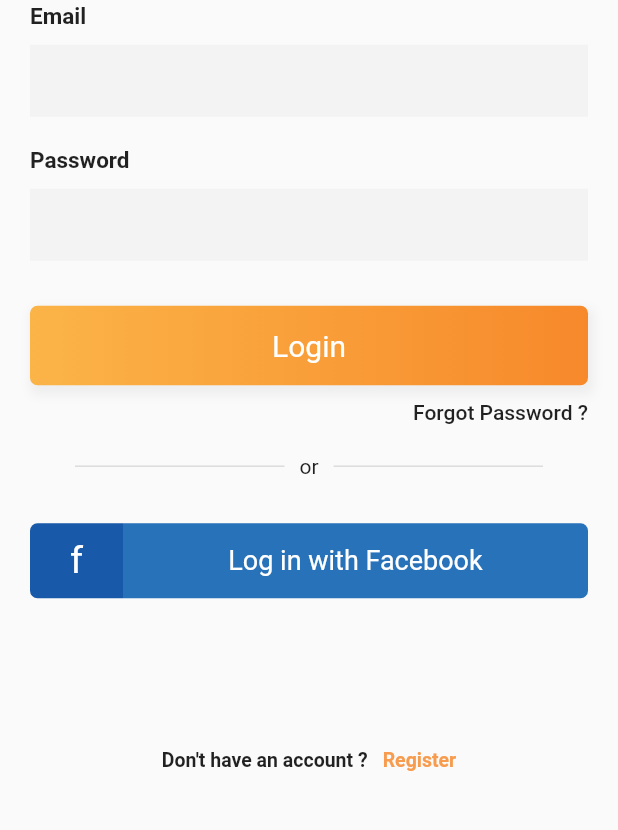
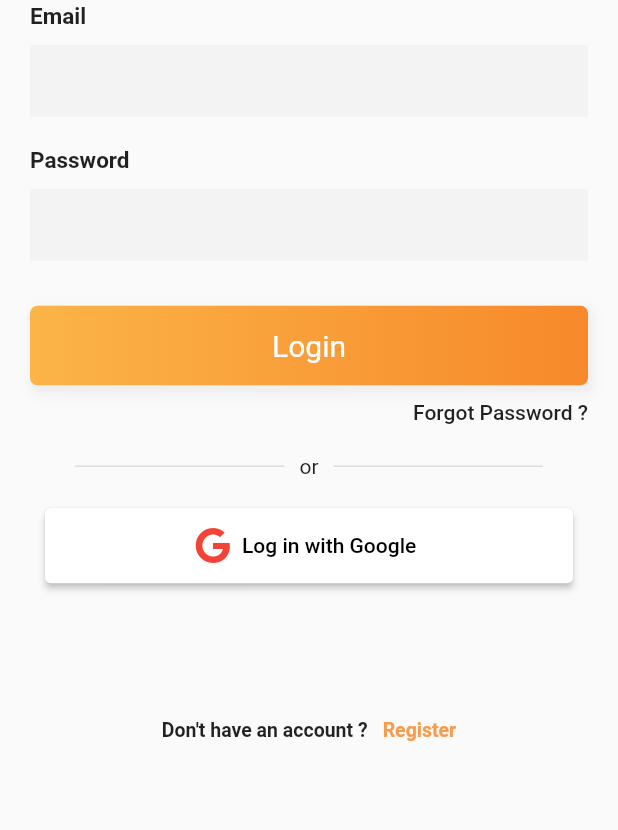
Before and after one commit to abdialidrus/food-recipe-app, a Flutter app: the LoginPage screen opened directly, on a phone screen of 412 x 824 dp, the part 387-1217 px from its top. Run offline on Flutter 3.47's test engine with Material 2 defaults, Android fonts, the phone set to English and light mode, and no system bars; our stand-ins replace bloc, cached_network_image, dartz, equatable, firebase_auth, firebase_core and 7 more; missing offline and left inert: data_connection_checker_tv, firebase_auth_web, firebase_core_web, flutter_session_manager, google_sign_in_web, shared_preferences_web; accounts and stored records are empty.

Commit message:
implement google auth and firbase auth

```diff
--- a/lib/features/login/presentation/pages/login.dart
+++ b/lib/features/login/presentation/pages/login.dart
@@ -1,5 +1,9 @@
 import 'package:flutter/material.dart';
+import 'package:font_awesome_flutter/font_awesome_flutter.dart';
 import 'package:food_recipe/features/login/presentation/widget/bezier_container.dart';
+import 'package:provider/provider.dart';
+
+import '../../google_sign_in.dart';
 
 class LoginPage extends StatefulWidget {
   const LoginPage({Key? key}) : super(key: key);
@@ -113,50 +117,46 @@ class _LoginPageState extends State<LoginPage> {
     );
   }
 
+  Widget _googleButton() {
+    return Container(
+      height: 50,
+      margin: const EdgeInsets.symmetric(vertical: 10, horizontal: 10),
+      decoration: const BoxDecoration(
+        borderRadius: BorderRadius.all(Radius.circular(10)),
+      ),
+      child: ElevatedButton.icon(
+        style: ElevatedButton.styleFrom(
+          primary: Colors.white,
+          onPrimary: Colors.black,
+          minimumSize: const Size(double.infinity, 50),
+        ),
+        icon: const FaIcon(FontAwesomeIcons.google, color: Colors.red),
+        label: const Text('Log in with Google'),
+        onPressed: () {
+          final provider =
+              Provider.of<GoogleSignInProvider>(context, listen: false);
+          provider.googleLogin();
+        },
+      ),
+    );
+  }
+
   Widget _facebookButton() {
     return Container(
       height: 50,
-      margin: const EdgeInsets.symmetric(vertical: 20),
+      margin: const EdgeInsets.symmetric(vertical: 10, horizontal: 10),
       decoration: const BoxDecoration(
         borderRadius: BorderRadius.all(Radius.circular(10)),
       ),
-      child: Row(
-        children: <Widget>[
-          Expanded(
-            flex: 1,
-            child: Container(
-              decoration: const BoxDecoration(
-                color: Color(0xff1959a9),
-                borderRadius: BorderRadius.only(
-                    bottomLeft: Radius.circular(5),
-                    topLeft: Radius.circular(5)),
-              ),
-              alignment: Alignment.center,
-              child: const Text('f',
-                  style: TextStyle(
-                      color: Colors.white,
-                      fontSize: 25,
-                      fontWeight: FontWeight.w400)),
-            ),
-          ),
-          Expanded(
-            flex: 5,
-            child: Container(
-              decoration: const BoxDecoration(
-                color: Color(0xff2872ba),
-                borderRadius: BorderRadius.only(
-                    bottomRight: Radius.circular(5),
-                    topRight: Radius.circular(5)),
-              ),
-              alignment: Alignment.center,
-              child: const Text('Log in with Facebook',
-                  style: TextStyle(
-                      color: Colors.white,
-                      fontSize: 18,
-                      fontWeight: FontWeight.w400)),
-            ),
-          ),
-        ],
+      child: ElevatedButton.icon(
+        style: ElevatedButton.styleFrom(
+          primary: Colors.white,
+          onPrimary: Colors.black,
+          minimumSize: const Size(double.infinity, 50),
+        ),
+        icon: const FaIcon(FontAwesomeIcons.facebook, color: Colors.blue),
+        label: const Text('Log in with Facebook'),
+        onPressed: () {},
       ),
     );
   }
@@ -254,7 +254,8 @@ class _LoginPageState extends State<LoginPage> {
                               fontSize: 14, fontWeight: FontWeight.w500)),
                     ),
                     _divider(),
-                    _facebookButton(),
+                    //_facebookButton(),
+                    _googleButton(),
                     SizedBox(height: height * .055),
                     _createAccountLabel(),
                   ],
--- a/pubspec.yaml
+++ b/pubspec.yaml
@@ -26,6 +26,7 @@ dependencies:
   hive_flutter: ^1.1.0
   http: ^0.13.4
   path_provider: ^2.0.7
+  provider: ^6.0.1
   shared_preferences: ^2.0.8
 
 dev_dependencies:
```
Also changed, not shown: lib/features/login/google_sign_in.dart (added, +37 -0 lines), lib/features/login/presentation/pages/home_page.dart (added, +27 -0 lines), lib/features/login/presentation/pages/logged_in_widget.dart (added, +57 -0 lines), lib/main.dart (+29 -18 lines).
